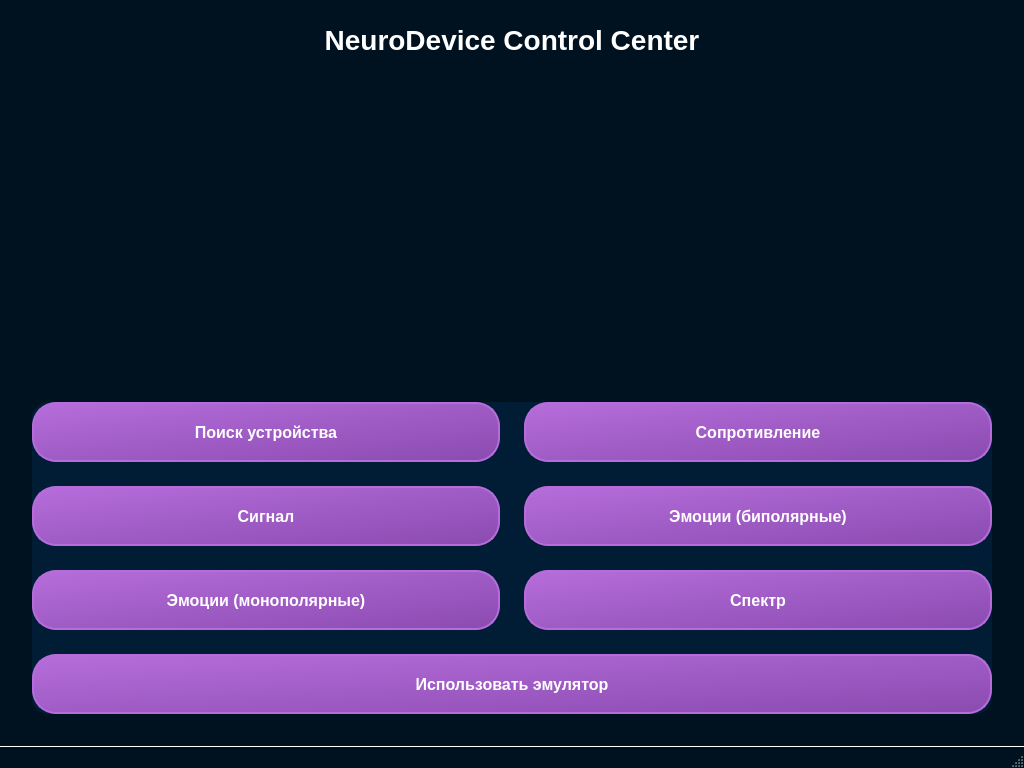
Qt form BrainBit/neurosamples-main/Bit/ui/MenuScreenWithEmulatorUI.ui (simai1/sfedu-hackathon-2025) before a commit.
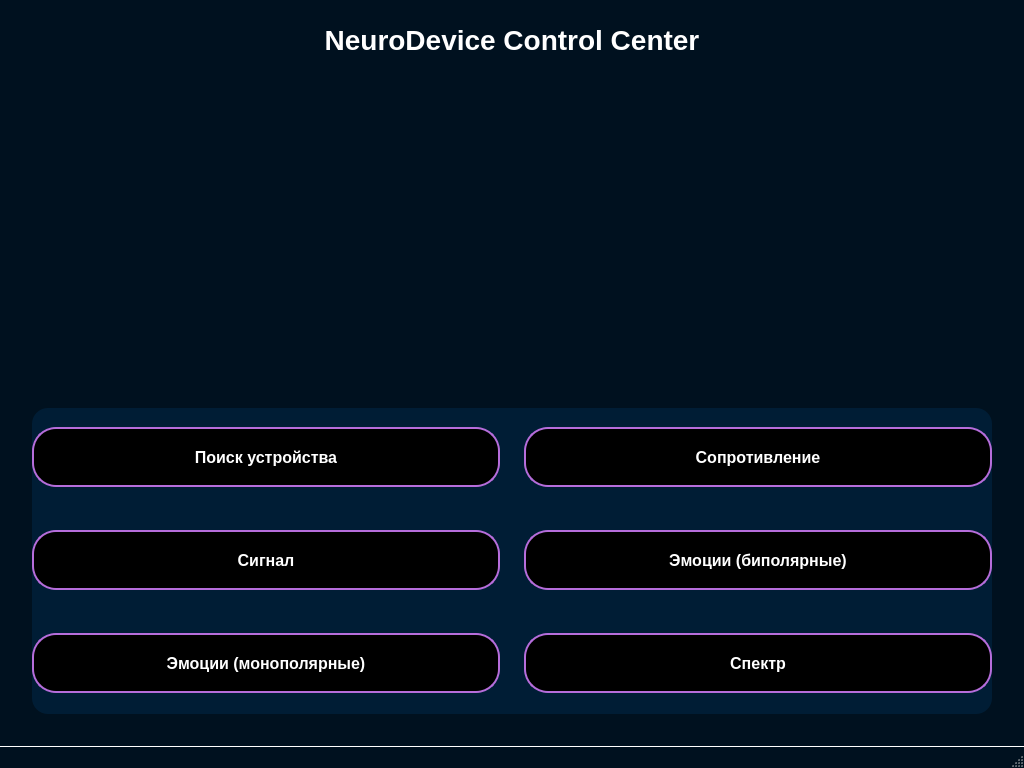
The same form after that commit.

Diff of the .ui file:
```diff
--- a/BrainBit/neurosamples-main/Bit/ui/MenuScreenWithEmulatorUI.ui
+++ b/BrainBit/neurosamples-main/Bit/ui/MenuScreenWithEmulatorUI.ui
@@ -24,14 +24,14 @@
 }
 
 QPushButton {
-	background-color: qlineargradient(x1: 0, y1: 0, x2: 1, y2: 1, stop: 0 #B66DDB, stop: 1 #8A4BB0);
-	border-radius: 24px;
+	background-color: black;
+	border: 2px solid #B66DDB;
 	color: white;
 	font-size: 16px;
 	font-weight: 500;
 	height: 48px;
 	padding: 0 24px;
-	border: 2px solid #B66DDB;
+	border-radius: 24px;
 	transition: all 0.3s ease;
 }
 
@@ -48,7 +48,9 @@
 }
 
 QPushButton:disabled {
-	opacity: 0.5;
+	background-color: #808080;
+	border: none;
+	color: #CCCCCC;
 }
 
 /* Header */
@@ -253,25 +255,6 @@
          </property>
         </widget>
        </item>
-       <item row="3" column="0" colspan="2">
-        <widget class="QPushButton" name="emulatorButton">
-         <property name="sizePolicy">
-          <sizepolicy hsizetype="Expanding" vsizetype="Fixed">
-           <horstretch>0</horstretch>
-           <verstretch>0</verstretch>
-          </sizepolicy>
-         </property>
-         <property name="minimumSize">
-          <size>
-           <width>0</width>
-           <height>60</height>
-          </size>
-         </property>
-         <property name="text">
-          <string>Использовать эмулятор</string>
-         </property>
-        </widget>
-       </item>
       </layout>
      </widget>
     </item>
```
Left out of the diff: 8 changed lines with no effect on the pictures.
